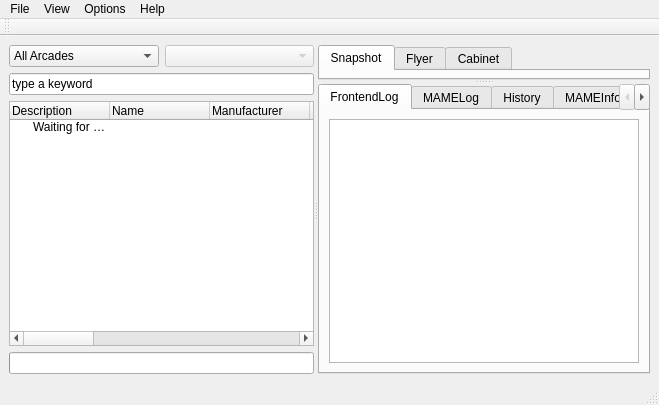
Before: the Qt Designer form trunk/mamep/qtui/qmc2main.ui in svn2github/mameplus, drawn with Qt 5.
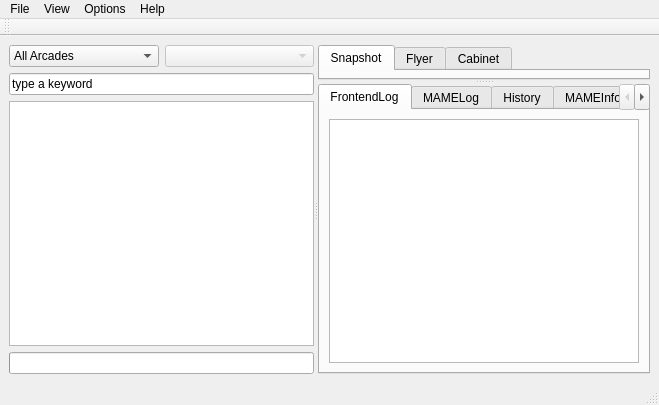
After: the same form once the commit is applied.

Commit message: *[qtui] *model/view rewrite *added zlib wrapper *added ROM auditing

The edit to the form file:
```diff
--- a/trunk/mamep/qtui/qmc2main.ui
+++ b/trunk/mamep/qtui/qmc2main.ui
@@ -59,106 +59,7 @@
          </widget>
         </item>
         <item>
-         <widget class="QTreeWidget" name="treeWidgetHierarchy" >
-          <column>
-           <property name="text" >
-            <string>Description</string>
-           </property>
-          </column>
-          <column>
-           <property name="text" >
-            <string>Name</string>
-           </property>
-          </column>
-          <column>
-           <property name="text" >
-            <string>Manufacturer</string>
-           </property>
-          </column>
-          <column>
-           <property name="text" >
-            <string>Driver</string>
-           </property>
-          </column>
-          <column>
-           <property name="text" >
-            <string>Type</string>
-           </property>
-          </column>
-          <column>
-           <property name="text" >
-            <string>Year</string>
-           </property>
-          </column>
-          <column>
-           <property name="text" >
-            <string>Clone of</string>
-           </property>
-          </column>
-          <column>
-           <property name="text" >
-            <string>Samples</string>
-           </property>
-          </column>
-          <column>
-           <property name="text" >
-            <string>Trackball</string>
-           </property>
-          </column>
-          <column>
-           <property name="text" >
-            <string>Played</string>
-           </property>
-          </column>
-          <column>
-           <property name="text" >
-            <string>Playtime</string>
-           </property>
-          </column>
-          <column>
-           <property name="text" >
-            <string>ROMs</string>
-           </property>
-          </column>
-          <item>
-           <property name="text" >
-            <string>Waiting for data...</string>
-           </property>
-           <property name="text" >
-            <string/>
-           </property>
-           <property name="text" >
-            <string/>
-           </property>
-           <property name="text" >
-            <string/>
-           </property>
-           <property name="text" >
-            <string/>
-           </property>
-           <property name="text" >
-            <string/>
-           </property>
-           <property name="text" >
-            <string/>
-           </property>
-           <property name="text" >
-            <string/>
-           </property>
-           <property name="text" >
-            <string/>
-           </property>
-           <property name="text" >
-            <string/>
-           </property>
-           <property name="text" >
-            <string/>
-           </property>
-           <property name="text" >
-            <string/>
-           </property>
-          </item>
-         </widget>
+         <widget class="QTreeView" name="treeViewGameList" />
         </item>
         <item>
          <widget class="QProgressBar" name="progressBarGamelist" />
```
Left out of the diff: 26 changed lines with no effect on the pictures. The commit also changes 22 other files.
